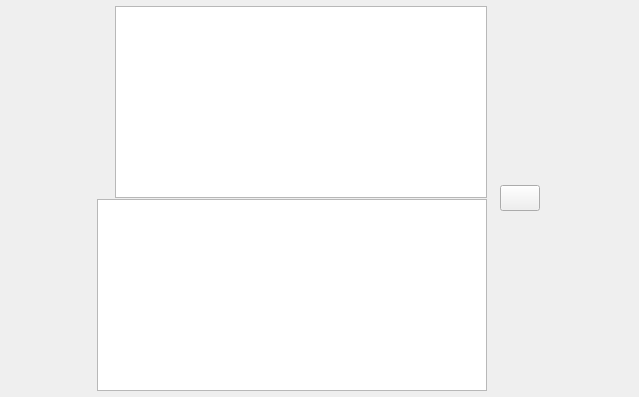
First picture: the form in src/MEGASync/stalled_issues/gui/ui/StalledIssueHeader.ui, repository meganz/MEGAsync, before the edit.
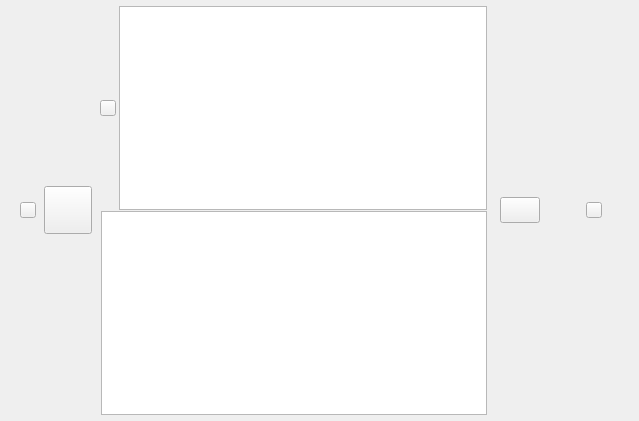
Second picture: the form after the edit. Icons and pictures are not drawn. Custom widgets are drawn as their Qt base class.

Commit message: Changed QLabels for QToolButtons

```diff
--- a/src/MEGASync/stalled_issues/gui/ui/StalledIssueHeader.ui
+++ b/src/MEGASync/stalled_issues/gui/ui/StalledIssueHeader.ui
@@ -7,7 +7,7 @@
     <x>0</x>
     <y>0</y>
     <width>639</width>
-    <height>397</height>
+    <height>421</height>
    </rect>
   </property>
   <property name="sizePolicy">
@@ -137,6 +137,9 @@
       </size>
      </property>
      <layout class="QHBoxLayout" name="horizontalLayout_7">
+      <property name="spacing">
+       <number>8</number>
+      </property>
       <property name="leftMargin">
        <number>0</number>
       </property>
@@ -150,7 +153,13 @@
        <number>0</number>
       </property>
       <item>
-       <widget class="QLabel" name="arrow">
+       <widget class="QToolButton" name="arrow">
+        <property name="sizePolicy">
+         <sizepolicy hsizetype="Fixed" vsizetype="Fixed">
+          <horstretch>0</horstretch>
+          <verstretch>0</verstretch>
+         </sizepolicy>
+        </property>
         <property name="minimumSize">
          <size>
           <width>16</width>
@@ -164,12 +173,21 @@
          </size>
         </property>
         <property name="text">
-         <string/>
+         <string notr="true"/>
+        </property>
+        <property name="type" stdset="0">
+         <string notr="true">icon-label</string>
         </property>
        </widget>
       </item>
       <item>
-       <widget class="QLabel" name="fileTypeIcon">
+       <widget class="QToolButton" name="fileTypeIcon">
+        <property name="sizePolicy">
+         <sizepolicy hsizetype="Fixed" vsizetype="Fixed">
+          <horstretch>0</horstretch>
+          <verstretch>0</verstretch>
+         </sizepolicy>
+        </property>
         <property name="minimumSize">
          <size>
           <width>48</width>
@@ -185,8 +203,14 @@
         <property name="text">
          <string/>
         </property>
-        <property name="alignment">
-         <set>Qt::AlignCenter</set>
+        <property name="iconSize">
+         <size>
+          <width>48</width>
+          <height>48</height>
+         </size>
+        </property>
+        <property name="type" stdset="0">
+         <string notr="true">icon-label</string>
         </property>
        </widget>
       </item>
@@ -234,7 +258,7 @@
              <verstretch>0</verstretch>
             </sizepolicy>
            </property>
-           <layout class="QHBoxLayout" name="horizontalLayout" stretch="0,0">
+           <layout class="QHBoxLayout" name="horizontalLayout">
             <property name="spacing">
              <number>3</number>
             </property>
@@ -251,7 +275,13 @@
              <number>0</number>
             </property>
             <item>
-             <widget class="QLabel" name="errorTitleIcon">
+             <widget class="QToolButton" name="errorTitleIcon">
+              <property name="sizePolicy">
+               <sizepolicy hsizetype="Fixed" vsizetype="Fixed">
+                <horstretch>0</horstretch>
+                <verstretch>0</verstretch>
+               </sizepolicy>
+              </property>
               <property name="minimumSize">
                <size>
                 <width>16</width>
@@ -265,48 +295,24 @@
                </size>
               </property>
               <property name="text">
-               <string/>
+               <string notr="true"/>
+              </property>
+              <property name="type" stdset="0">
+               <string notr="true">icon-label</string>
               </property>
              </widget>
             </item>
             <item>
-             <widget class="QWidget" name="errorTitleTextContainer" native="true">
+             <widget class="WordWrapLabel" name="fileNameTitle">
               <property name="sizePolicy">
                <sizepolicy hsizetype="Expanding" vsizetype="Preferred">
                 <horstretch>0</horstretch>
                 <verstretch>0</verstretch>
                </sizepolicy>
               </property>
-              <layout class="QHBoxLayout" name="horizontalLayout_3" stretch="0">
-               <property name="spacing">
-                <number>3</number>
-               </property>
-               <property name="leftMargin">
-                <number>0</number>
-               </property>
-               <property name="topMargin">
-                <number>0</number>
-               </property>
-               <property name="rightMargin">
-                <number>0</number>
-               </property>
-               <property name="bottomMargin">
-                <number>0</number>
-               </property>
-               <item>
-                <widget class="WordWrapLabel" name="fileNameTitle">
-                 <property name="sizePolicy">
-                  <sizepolicy hsizetype="Expanding" vsizetype="Preferred">
-                   <horstretch>0</horstretch>
-                   <verstretch>0</verstretch>
-                  </sizepolicy>
-                 </property>
-                 <property name="type" stdset="0">
-                  <string notr="true">secondary</string>
-                 </property>
-                </widget>
-               </item>
-              </layout>
+              <property name="type" stdset="0">
+               <string notr="true">secondary</string>
+              </property>
              </widget>
             </item>
            </layout>
@@ -460,7 +466,13 @@
           </widget>
          </item>
          <item>
-          <widget class="QLabel" name="actionMessageIcon">
+          <widget class="QToolButton" name="actionMessageIcon">
+           <property name="sizePolicy">
+            <sizepolicy hsizetype="Fixed" vsizetype="Fixed">
+             <horstretch>0</horstretch>
+             <verstretch>0</verstretch>
+            </sizepolicy>
+           </property>
            <property name="minimumSize">
             <size>
              <width>16</width>
```
Left out of the diff: 17 changed lines with no effect on the pictures. The commit also changes 11 other files.
